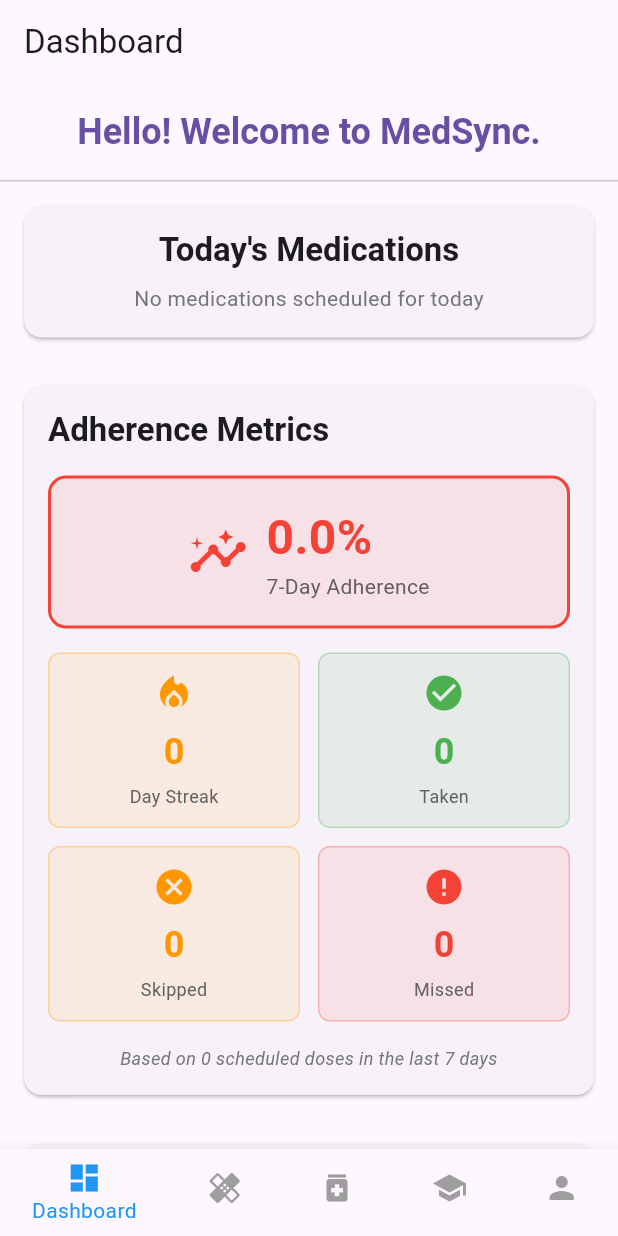
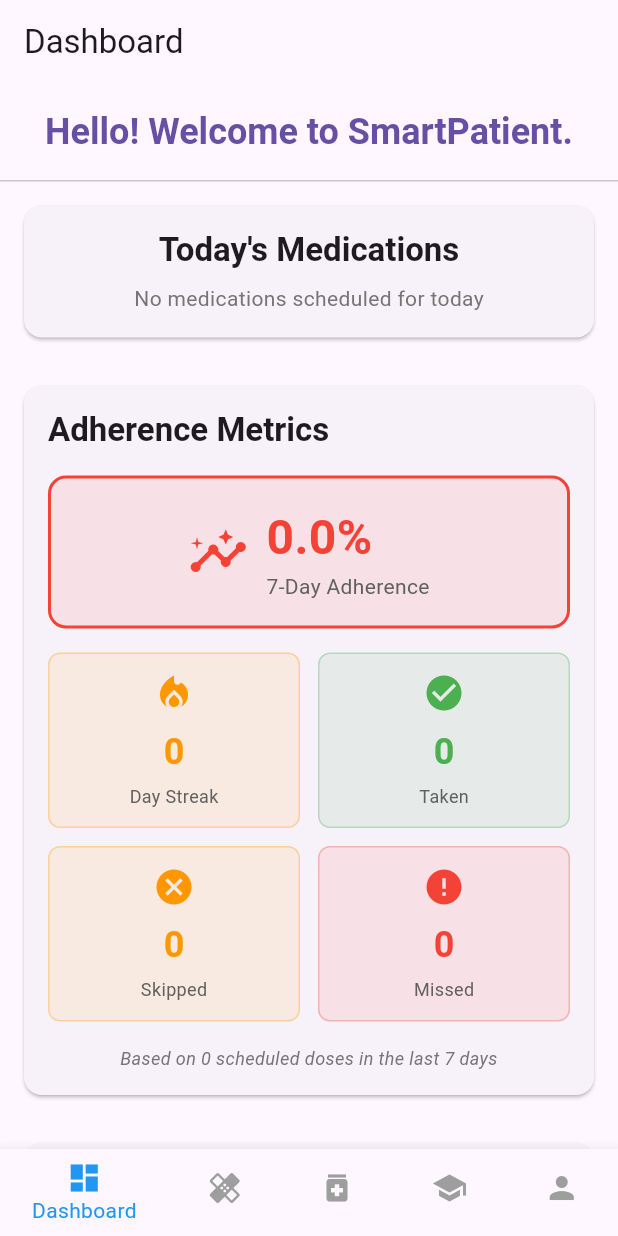
Before and after one commit to pndaRN/ComplyHealth, a Flutter app: the first screen one second after launch, on a phone screen of 412 x 824 dp. Run offline on Flutter 3.47's test engine with Material 3 defaults, Android fonts, the phone set to English and light mode, and no system bars; our stand-ins replace flutter_local_notifications, flutter_riverpod, hive, hive_flutter, timezone; accounts and stored records are empty.

Commit message:
rename everything

```diff
--- a/frontend/lib/core/services/notification_service.dart
+++ b/frontend/lib/core/services/notification_service.dart
@@ -1,7 +1,7 @@
 import 'package:flutter_local_notifications/flutter_local_notifications.dart';
 import 'package:timezone/timezone.dart' as tz;
 import 'package:timezone/data/latest.dart' as tz;
-import 'package:medsync/core/models/medication.dart';
+import 'package:smartpatient/core/models/medication.dart';
 
 class NotificationService {
   static final NotificationService _instance = NotificationService._internal();
--- a/frontend/lib/core/state/adherence_provider.dart
+++ b/frontend/lib/core/state/adherence_provider.dart
@@ -1,8 +1,8 @@
 import 'package:flutter_riverpod/flutter_riverpod.dart';
 import 'package:hive_flutter/hive_flutter.dart';
-import 'package:medsync/core/models/medication.dart';
-import 'package:medsync/core/models/medication_log.dart';
-import 'package:medsync/core/state/medication_provider.dart';
+import 'package:smartpatient/core/models/medication.dart';
+import 'package:smartpatient/core/models/medication_log.dart';
+import 'package:smartpatient/core/state/medication_provider.dart';
 
 /// Provider for medication adherence tracking
 final adherenceProvider =
--- a/frontend/lib/features/dashboard/dialogs/dose_logging_dialog.dart
+++ b/frontend/lib/features/dashboard/dialogs/dose_logging_dialog.dart
@@ -1,8 +1,8 @@
 import 'package:flutter/material.dart';
 import 'package:flutter_riverpod/flutter_riverpod.dart';
 import 'package:intl/intl.dart';
-import 'package:medsync/core/state/adherence_provider.dart';
-import 'package:medsync/core/models/medication_log.dart';
+import 'package:smartpatient/core/state/adherence_provider.dart';
+import 'package:smartpatient/core/models/medication_log.dart';
 
 class DoseLoggingDialog extends ConsumerStatefulWidget {
   final MedicationInstance instance;
--- a/frontend/lib/features/dashboard/widgets/adherence_history_widget.dart
+++ b/frontend/lib/features/dashboard/widgets/adherence_history_widget.dart
@@ -1,8 +1,8 @@
 import 'package:flutter/material.dart';
 import 'package:flutter_riverpod/flutter_riverpod.dart';
 import 'package:intl/intl.dart';
-import 'package:medsync/core/state/adherence_provider.dart';
-import 'package:medsync/core/models/medication_log.dart';
+import 'package:smartpatient/core/state/adherence_provider.dart';
+import 'package:smartpatient/core/models/medication_log.dart';
 
 class AdherenceHistoryWidget extends ConsumerStatefulWidget {
   const AdherenceHistoryWidget({super.key});
--- a/frontend/lib/features/dashboard/widgets/adherence_metrics_widget.dart
+++ b/frontend/lib/features/dashboard/widgets/adherence_metrics_widget.dart
@@ -1,6 +1,6 @@
 import 'package:flutter/material.dart';
 import 'package:flutter_riverpod/flutter_riverpod.dart';
-import 'package:medsync/core/state/adherence_provider.dart';
+import 'package:smartpatient/core/state/adherence_provider.dart';
 
 class AdherenceMetricsWidget extends ConsumerStatefulWidget {
   const AdherenceMetricsWidget({super.key});
--- a/frontend/lib/features/dashboard/widgets/rotating_welcome_message.dart
+++ b/frontend/lib/features/dashboard/widgets/rotating_welcome_message.dart
@@ -10,9 +10,9 @@ class RotatingWelcomeMessage extends StatefulWidget {
 
 class _RotatingWelcomeMessageState extends State<RotatingWelcomeMessage> {
   final List<String> messages = [
-    "Hello! Welcome to MedSync.",
+    "Hello! Welcome to SmartPatient.",
     "Let's keep your health on track!",
-    "Stay healthy with MedSync!",
+    "Stay healthy with SmartPatient!",
     "Your medication, your peace of mind.",
     "Managing your health, one day at a time.",
     "Welcome back! Ready to track your wellness?",
--- a/frontend/lib/features/dashboard/widgets/todays_medications_widget.dart
+++ b/frontend/lib/features/dashboard/widgets/todays_medications_widget.dart
@@ -1,8 +1,8 @@
 import 'package:flutter/material.dart';
 import 'package:flutter_riverpod/flutter_riverpod.dart';
 import 'package:intl/intl.dart';
-import 'package:medsync/core/state/adherence_provider.dart';
-import 'package:medsync/features/dashboard/dialogs/dose_logging_dialog.dart';
+import 'package:smartpatient/core/state/adherence_provider.dart';
+import 'package:smartpatient/features/dashboard/dialogs/dose_logging_dialog.dart';
 
 class TodaysMedicationsWidget extends ConsumerStatefulWidget {
   const TodaysMedicationsWidget({super.key});
--- a/frontend/lib/main.dart
+++ b/frontend/lib/main.dart
@@ -1,8 +1,8 @@
 import 'package:flutter/material.dart';
 import 'package:hive_flutter/hive_flutter.dart';
 import 'package:flutter_riverpod/flutter_riverpod.dart';
-import 'package:medsync/core/models/profile.dart';
-import 'package:medsync/features/education/eductation_screen.dart';
+import 'package:smartpatient/core/models/profile.dart';
+import 'package:smartpatient/features/education/eductation_screen.dart';
 import 'core/models/disease.dart';
 import 'core/models/medication.dart';
 import 'core/models/medication_log.dart';
@@ -24,17 +24,17 @@ void main() async {
   // Initialize notification service
   await NotificationService().initialize();
 
-  runApp(const ProviderScope(child: MedSyncApp()));
+  runApp(const ProviderScope(child: SmartPatientApp()));
 }
 
-class MedSyncApp extends StatefulWidget {
-  const MedSyncApp({super.key});
+class SmartPatientApp extends StatefulWidget {
+  const SmartPatientApp({super.key});
 
   @override
-  State<MedSyncApp> createState() => _MedSyncAppState();
+  State<SmartPatientApp> createState() => _SmartPatientAppState();
 }
 
-class _MedSyncAppState extends State<MedSyncApp> {
+class _SmartPatientAppState extends State<SmartPatientApp> {
   int _index = 0;
 
   final List<Widget> _screens = [
@@ -68,7 +68,7 @@ class _MedSyncAppState extends State<MedSyncApp> {
   @override
   Widget build(BuildContext context) {
     return MaterialApp(
-      title: 'MedSync',
+      title: 'SmartPatient',
       theme: ThemeData(primarySwatch: Colors.blue),
       home: Scaffold(
         body: _screens[_index],
--- a/frontend/pubspec.yaml
+++ b/frontend/pubspec.yaml
@@ -1,5 +1,5 @@
-name: medsync
-description: "A new Flutter project."
+name: smartpatient
+description: "A comprehensive medical condition and medication tracker"
 # The following line prevents the package from being accidentally published to
 # pub.dev using `flutter pub publish`. This is preferred for private packages.
 publish_to: 'none' # Remove this line if you wish to publish to pub.dev
```
Also changed, not shown: 16 other files.
